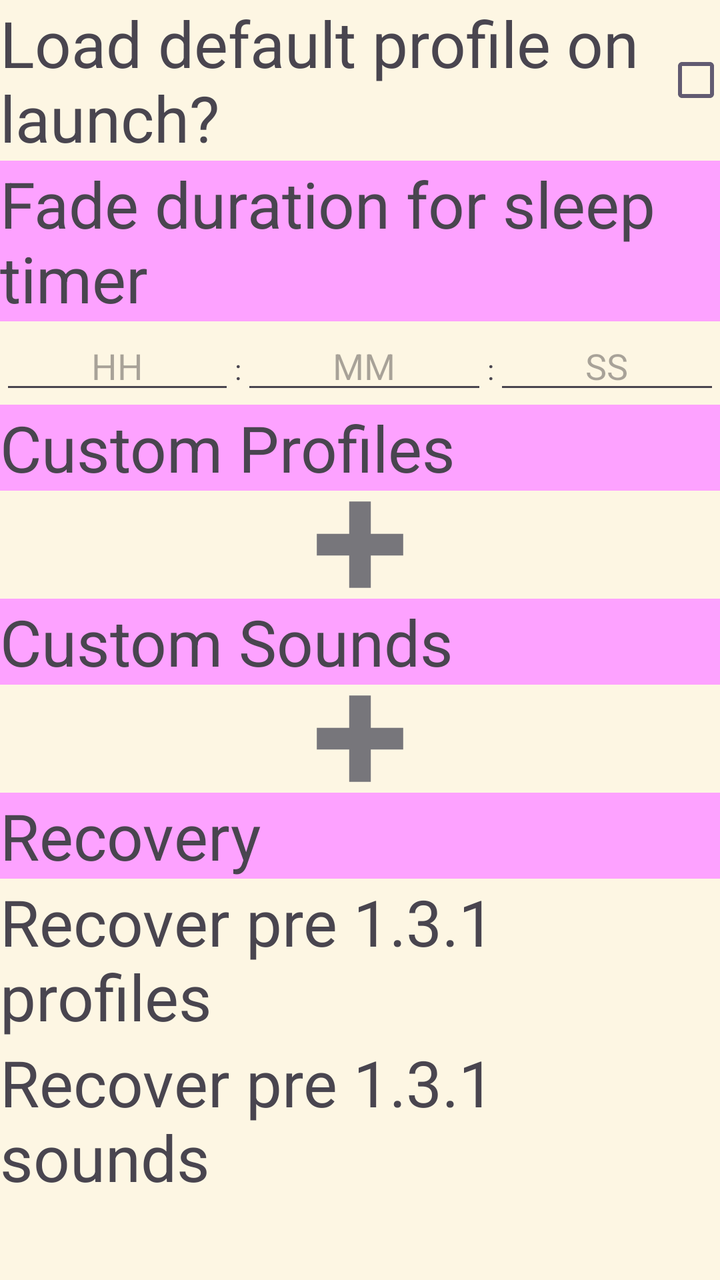
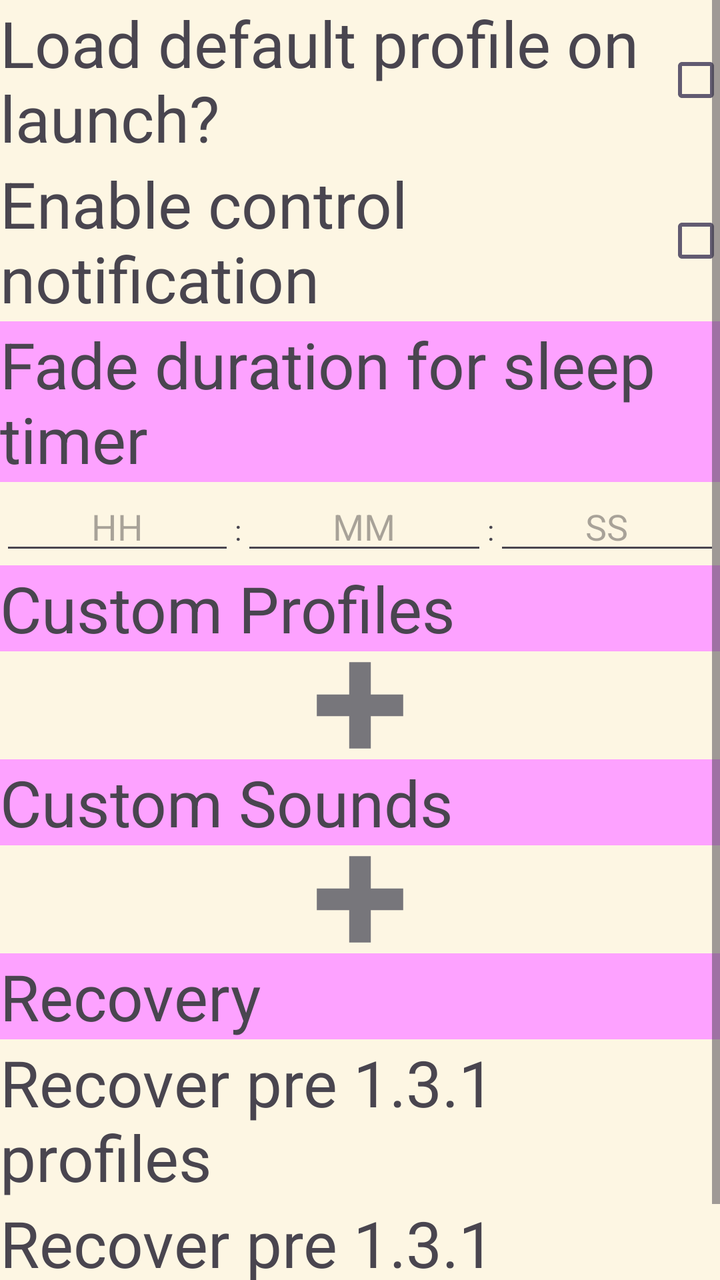

An Android layout rendered at two revisions. The XML below is the earlier revision; the diff shows what the commit changed to produce the second picture.
<!-- AndroidManifest.xml: application theme Theme.NoiseLooper -->
<!-- res/layout/activity_settings.xml -->
<?xml version="1.0" encoding="utf-8"?>
<android.widget.ScrollView xmlns:android="http://schemas.android.com/apk/res/android"
    xmlns:app="http://schemas.android.com/apk/res-auto"
    xmlns:tools="http://schemas.android.com/tools"
    android:id="@+id/main"
    android:layout_width="match_parent"
    android:layout_height="match_parent"
    android:orientation="vertical"
    tools:context=".SettingsActivity">

    <LinearLayout
        android:layout_width="match_parent"
        android:layout_height="wrap_content"
        android:orientation="vertical">

        <LinearLayout
            android:id="@+id/toggle_autostart"
            android:layout_width="match_parent"
            android:layout_height="wrap_content"
            android:orientation="horizontal"
            android:clickable="true" >

            <TextView
                android:layout_width="match_parent"
                android:layout_height="wrap_content"
                android:layout_weight="1"
                android:text="@string/autoload_default_profile"
                style="@style/largeText"/>

            <CheckBox
                android:layout_width="wrap_content"
                android:layout_height="match_parent"
                android:layout_weight="1" />
        </LinearLayout>

        <LinearLayout
            android:id="@+id/toggle_problem_sounds"
            android:layout_width="match_parent"
            android:layout_height="wrap_content"
            android:clickable="true"
            android:orientation="horizontal"
            android:visibility="gone">

            <TextView
                style="@style/largeText"
                android:layout_width="match_parent"
                android:layout_height="wrap_content"
                android:layout_weight="1"
                android:text="@string/disable_problem_sounds" />

            <CheckBox
                android:layout_width="wrap_content"
                android:layout_height="match_parent"
                android:layout_weight="1" />
        </LinearLayout>

        <LinearLayout
            android:layout_width="match_parent"
            android:layout_height="match_parent"
            android:orientation="vertical">

            <TextView
                android:id="@+id/fadeout_duration_label"
                android:layout_width="match_parent"
                android:layout_height="wrap_content"
                android:background="?colorPrimary"
                android:text="@string/sleep_timer_fade_duration"
                style="@style/largeText"/>

            <include
                layout="@layout/timespan_input"
                android:id="@+id/sleep_timer_duration"
                android:layout_width="match_parent"
                android:layout_height="wrap_content"
                style="@style/largeText"/>
        </LinearLayout>

        <TextView
            android:id="@+id/profiles_header"
            android:layout_width="match_parent"
            android:layout_height="wrap_content"
            android:background="?colorPrimary"
            android:text="@string/edit_profiles"
            style="@style/largeText" />

        <LinearLayout
            android:id="@+id/profiles"
            android:layout_width="match_parent"
            android:layout_height="match_parent"
            android:orientation="vertical">

        </LinearLayout>

        <ImageView
            android:id="@+id/imageView"
            android:layout_width="match_parent"
            android:layout_height="54sp"
            android:clickable="true"
            android:contentDescription="@string/add_button"
            android:focusable="true"
            android:onClick="promptImportProfile"
            app:srcCompat="@drawable/plus_sign" />

        <TextView
            android:id="@+id/custom_sounds_header"
            android:layout_width="match_parent"
            android:layout_height="wrap_content"
            android:background="?colorPrimary"
            android:text="@string/custom_sounds"
            style="@style/largeText" />

        <LinearLayout
            android:id="@+id/custom_sounds"
            android:layout_width="match_parent"
            android:layout_height="match_parent"
            android:orientation="vertical">

        </LinearLayout>

        <ImageView
            android:layout_width="match_parent"
            android:layout_height="54sp"
            android:clickable="true"
            android:contentDescription="@string/add_button"
            android:focusable="true"
            android:onClick="promptAddCustomSound"
            app:srcCompat="@drawable/plus_sign" />

        <TextView
            android:id="@+id/recovery_header"
            style="@style/largeText"
            android:layout_width="match_parent"
            android:layout_height="wrap_content"
            android:background="?colorPrimary"
            android:text="@string/recovery" />

        <TextView
            android:id="@+id/recover_profiles"
            style="@style/largeText"
            android:layout_width="match_parent"
            android:layout_height="wrap_content"
            android:clickable="true"
            android:onClick="restorePre1dot3Profiles"
            android:text="@string/recoverpre1dot3profiles" />

        <TextView
            android:id="@+id/recover_sounds"
            style="@style/largeText"
            android:layout_width="match_parent"
            android:layout_height="wrap_content"
            android:clickable="true"
            android:onClick="restorePre1dot3Sounds"
            android:text="@string/recoverpre1dot3sounds" />

    </LinearLayout>
</android.widget.ScrollView>
<!-- res/layout/timespan_input.xml (included above) -->
<?xml version="1.0" encoding="utf-8"?>
<LinearLayout xmlns:android="http://schemas.android.com/apk/res/android"
    android:layout_width="match_parent"
    android:layout_height="match_parent"
    android:orientation="vertical">

    <LinearLayout
    android:layout_width="match_parent"
    android:layout_height="match_parent"
    android:orientation="horizontal">

        <EditText
            android:id="@+id/hours_input"
            android:layout_width="wrap_content"
            android:layout_height="wrap_content"
            android:layout_weight="1"
            android:hint="@string/hours_hint"
            android:inputType="number"
            android:maxEms="2"
            android:textAlignment="center" />

        <TextView
            android:layout_width="wrap_content"
            android:layout_height="wrap_content"
            android:layout_weight="0"
            android:text="@string/time_separator" />

        <EditText
            android:id="@+id/minutes_input"
            android:layout_width="wrap_content"
            android:layout_height="wrap_content"
            android:layout_weight="1"
            android:hint="@string/minutes_hint"
            android:inputType="number"
            android:maxEms="2"
            android:textAlignment="center" />

        <TextView
            android:layout_width="wrap_content"
            android:layout_height="wrap_content"
            android:layout_weight="0"
            android:text="@string/time_separator" />

        <EditText
            android:id="@+id/seconds_input"
            android:layout_width="wrap_content"
            android:layout_height="wrap_content"
            android:layout_weight="1"
            android:hint="@string/seconds_hint"
            android:inputType="number"
            android:maxEms="2"
            android:textAlignment="center" />
    </LinearLayout>

    <EditText
        android:id="@+id/real_time_input"
        android:layout_width="match_parent"
        android:layout_height="1px"
        android:layout_weight="0"
        android:inputType="number"
        android:maxEms="2"
        android:textAlignment="center" />

</LinearLayout>
<!-- resources referenced by this layout -->
<resources>
  <!-- drawable plus_sign (drawable) -->
  <vector xmlns:android="http://schemas.android.com/apk/res/android"
      android:width="100dp"
      android:height="100dp"
      android:viewportWidth="100"
      android:viewportHeight="100">
    <path
        android:pathData="M40,10l20,0l0,30l30,0l0,20l-30,0l0,30l-20,0l0,-30l-30,0l0,-20l30,0z"
        android:fillColor="#77767b"/>
  </vector>
  <string name="add_button">Add</string>
  <string name="autoload_default_profile">Load default profile on launch?</string>
  <string name="custom_sounds">Custom Sounds</string>
  <string name="disable_problem_sounds">Disable sounds with known issues?</string>
  <string name="edit_profiles">Custom Profiles</string>
  <string name="hours_hint">HH</string>
  <string name="minutes_hint">MM</string>
  <string name="recoverpre1dot3profiles">Recover pre 1.3.1 profiles</string>
  <string name="recoverpre1dot3sounds">Recover pre 1.3.1 sounds</string>
  <string name="recovery">Recovery</string>
  <string name="seconds_hint">SS</string>
  <string name="sleep_timer_fade_duration">Fade duration for sleep timer</string>
  <string name="time_separator">:</string>
  <style name="largeText">
          <item name="android:textSize">32sp</item>
      </style>
  <style name="Theme.NoiseLooper" parent="Base.Theme.NoiseLooper" />
  <style name="Base.Theme.NoiseLooper" parent="Base.Theme.NoiseLooper.NoiseLooperAbstract">
          <item name="colorPrimary">#FDA2FF</item>
          <item name="android:colorBackground">@color/bg_color_light</item>
      </style>
  <style name="Base.Theme.NoiseLooper.NoiseLooperAbstract" parent="Theme.Material3.DayNight.NoActionBar">
          <item name="checkboxStyle">@style/Widget.App.CheckBox</item>
          <item name="materialAlertDialogTheme">@style/AlertDialogTheme</item>
          <item name="android:actionOverflowButtonStyle">@style/MyActionButtonOverflow</item>
      </style>
  <color name="bg_color_light">#FDF6E3</color>
  <style name="Widget.App.CheckBox" parent="Widget.MaterialComponents.CompoundButton.CheckBox">
          <item name="materialThemeOverlay">@style/ThemeOverlay.App.CheckBox</item>
      </style>
  <style name="AlertDialogTheme" parent="Theme.Material3.DayNight.Dialog.Alert">
          <item name="buttonBarNegativeButtonStyle">@style/alertButtonStyle</item>
          <item name="buttonBarNeutralButtonStyle">@style/alertButtonStyle</item>
          <item name="buttonBarPositiveButtonStyle">@style/alertButtonStyle</item>
      </style>
  <style name="MyActionButtonOverflow" parent="android:style/Widget.Holo.Light.ActionButton.Overflow">
          <item name="android:src">@drawable/overflow_menu_icon</item>
          <item name="android:background">?android:attr/actionBarItemBackground</item>
      </style>
  <style name="ThemeOverlay.App.CheckBox" parent="">
          <item name="buttonTint">?attr/colorSecondary</item>
          <item name="buttonIconTint">?attr/colorOnSecondary</item>
      </style>
  <style name="alertButtonStyle" parent="Widget.MaterialComponents.Button.TextButton.Dialog">
          <item name="android:textColor">#000000</item>
      </style>
  <!-- drawable overflow_menu_icon (drawable) -->
  <vector xmlns:android="http://schemas.android.com/apk/res/android"
      android:width="24sp"
      android:height="24sp"
      android:viewportWidth="100"
      android:viewportHeight="100">
    <path
        android:pathData="M50,18m-10,0a10,10 0,1 1,20 0a10,10 0,1 1,-20 0"
        android:fillColor="#77767b"/>
    <path
        android:pathData="M50,50m-10,0a10,10 0,1 1,20 0a10,10 0,1 1,-20 0"
        android:fillColor="#77767b"/>
    <path
        android:pathData="M50,82m-10,0a10,10 0,1 1,20 0a10,10 0,1 1,-20 0"
        android:fillColor="#77767b"/>
  </vector>
</resources>

<!-- the commit's change to res/layout/activity_settings.xml (unified diff, before → after) -->
@@ -34,6 +34,26 @@
         </LinearLayout>
 
         <LinearLayout
+            android:id="@+id/toggle_control_notification"
+            android:layout_width="match_parent"
+            android:layout_height="wrap_content"
+            android:orientation="horizontal"
+            android:clickable="true" >
+
+            <TextView
+                android:layout_width="match_parent"
+                android:layout_height="wrap_content"
+                android:layout_weight="1"
+                android:text="@string/enable_control_notification"
+                style="@style/largeText"/>
+
+            <CheckBox
+                android:layout_width="wrap_content"
+                android:layout_height="match_parent"
+                android:layout_weight="1" />
+        </LinearLayout>
+
+        <LinearLayout
             android:id="@+id/toggle_problem_sounds"
             android:layout_width="match_parent"
             android:layout_height="wrap_content"
<!-- resource entries referenced after the edit -->
@@ -15,6 +15,7 @@
   <string name="custom_sounds">Custom Sounds</string>
   <string name="disable_problem_sounds">Disable sounds with known issues?</string>
   <string name="edit_profiles">Custom Profiles</string>
+  <string name="enable_control_notification">Enable control notification</string>
   <string name="hours_hint">HH</string>
   <string name="minutes_hint">MM</string>
   <string name="recoverpre1dot3profiles">Recover pre 1.3.1 profiles</string>
